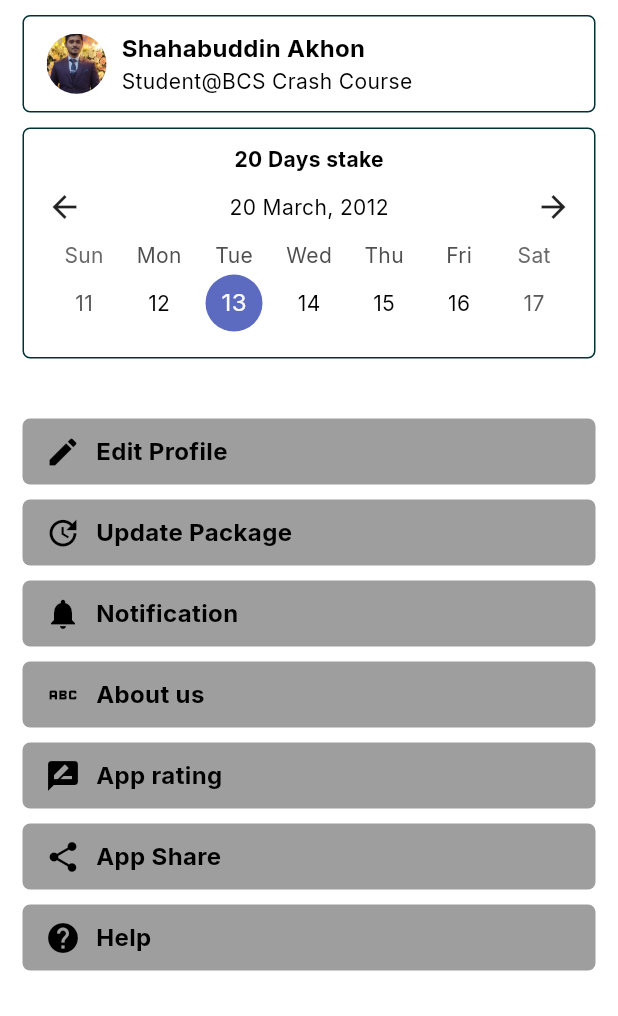
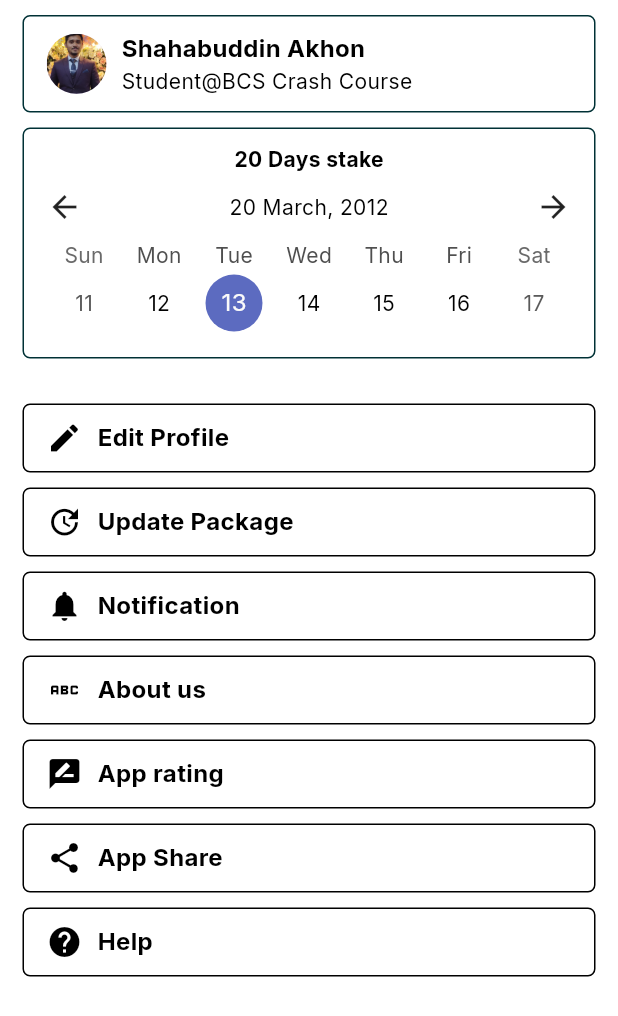
Before and after one commit to Shahabuddin1122/job-ostad, a Flutter app: the Profile widget shown alone on an empty page, opened directly, on a phone screen of 412 x 824 dp. Shown: the top 1016 px of the screen. Run offline on Flutter 3.47's test engine with Material 3 defaults, Android fonts, the phone set to English and light mode, and no system bars; drawn by our look-alikes of table_calendar; our stand-ins replace carousel_slider, fl_chart, flutter_svg, google_fonts, lottie, shared_preferences and 1 more; missing offline and left inert: syncfusion_flutter_pdfviewer; accounts and stored records are empty; network calls fail; project files that could hold a hidden picture were left out.

```diff
--- a/job_ostad/lib/screens/profile.dart
+++ b/job_ostad/lib/screens/profile.dart
@@ -78,7 +78,7 @@ class Profile extends StatelessWidget {
                 ],
               ),
             ),
-            SizedBox(height: 20),
+            SizedBox(height: 10),
             Column(
               spacing: 10,
               children: [
@@ -86,7 +86,7 @@ class Profile extends StatelessWidget {
                   padding: Theme.of(context).insideCardPadding,
                   decoration: BoxDecoration(
                     borderRadius: BorderRadius.circular(5),
-                    color: Colors.grey,
+                    border: Border.all(width: 1.0),
                   ),
                   child: Row(
                     spacing: 10.0,
@@ -107,7 +107,7 @@ class Profile extends StatelessWidget {
                   padding: Theme.of(context).insideCardPadding,
                   decoration: BoxDecoration(
                     borderRadius: BorderRadius.circular(5),
-                    color: Colors.grey,
+                    border: Border.all(width: 1.0),
                   ),
                   child: Row(
                     spacing: 10.0,
@@ -128,7 +128,7 @@ class Profile extends StatelessWidget {
                   padding: Theme.of(context).insideCardPadding,
                   decoration: BoxDecoration(
                     borderRadius: BorderRadius.circular(5),
-                    color: Colors.grey,
+                    border: Border.all(width: 1.0),
                   ),
                   child: Row(
                     spacing: 10.0,
@@ -149,7 +149,7 @@ class Profile extends StatelessWidget {
                   padding: Theme.of(context).insideCardPadding,
                   decoration: BoxDecoration(
                     borderRadius: BorderRadius.circular(5),
-                    color: Colors.grey,
+                    border: Border.all(width: 1.0),
                   ),
                   child: Row(
                     spacing: 10.0,
@@ -170,7 +170,7 @@ class Profile extends StatelessWidget {
                   padding: Theme.of(context).insideCardPadding,
                   decoration: BoxDecoration(
                     borderRadius: BorderRadius.circular(5),
-                    color: Colors.grey,
+                    border: Border.all(width: 1.0),
                   ),
                   child: Row(
                     spacing: 10.0,
@@ -191,7 +191,7 @@ class Profile extends StatelessWidget {
                   padding: Theme.of(context).insideCardPadding,
                   decoration: BoxDecoration(
                     borderRadius: BorderRadius.circular(5),
-                    color: Colors.grey,
+                    border: Border.all(width: 1.0),
                   ),
                   child: Row(
                     spacing: 10.0,
@@ -212,7 +212,7 @@ class Profile extends StatelessWidget {
                   padding: Theme.of(context).insideCardPadding,
                   decoration: BoxDecoration(
                     borderRadius: BorderRadius.circular(5),
-                    color: Colors.grey,
+                    border: Border.all(width: 1.0),
                   ),
                   child: Row(
                     spacing: 10.0,
--- a/job_ostad/lib/screens/results.dart
+++ b/job_ostad/lib/screens/results.dart
@@ -13,7 +13,6 @@ class Results extends StatefulWidget {
 }
 
 class _ResultsState extends State<Results> {
-  // Variables to store fetched data
   int totalExams = 0;
   int totalCorrect = 0;
   int totalWrong = 0;
@@ -39,7 +38,6 @@ class _ResultsState extends State<Results> {
           totalWrong = resultData['total_wrong'] ?? 0;
           results = resultData['results'] ?? [];
         });
-        print("Result: $resultData");
       } else {
         print("Failed to fetch result. Status code: ${response.statusCode}");
         Navigator.pushReplacementNamed(context, '/sign-in');
```
